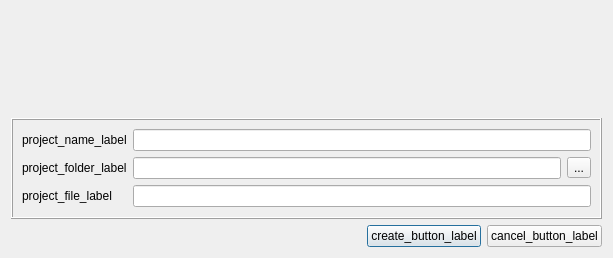
The window that src/ugeneui/src/project_support/ui/CreateNewProjectWidget.ui (violethaze74/ugene) describes before a commit, drawn with Qt 5.
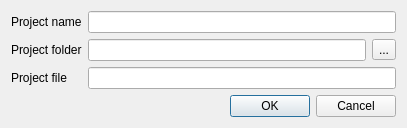
The same window after the commit. Icons and pictures are not drawn.

Commit message: Help system for all dialogs, UI improvements for all dialogs.

Diff of the .ui file:
```diff
--- a/src/ugeneui/src/project_support/ui/CreateNewProjectWidget.ui
+++ b/src/ugeneui/src/project_support/ui/CreateNewProjectWidget.ui
@@ -6,8 +6,8 @@
    <rect>
     <x>0</x>
     <y>0</y>
-    <width>613</width>
-    <height>258</height>
+    <width>407</width>
+    <height>121</height>
    </rect>
   </property>
   <property name="sizePolicy">
@@ -21,30 +21,11 @@
   </property>
   <layout class="QVBoxLayout" name="verticalLayout_2">
    <item>
-    <widget class="QLabel" name="titleLabel">
-     <property name="text">
-      <string/>
-     </property>
-     <property name="pixmap">
-      <pixmap resource="../../../ugeneui.qrc">:/ugene/images/create_new_project.png</pixmap>
-     </property>
-    </widget>
-   </item>
-   <item>
-    <widget class="QFrame" name="frame">
-     <property name="frameShape">
-      <enum>QFrame::Box</enum>
-     </property>
-     <property name="frameShadow">
-      <enum>QFrame::Raised</enum>
-     </property>
-     <layout class="QVBoxLayout" name="verticalLayout">
-      <item>
        <layout class="QGridLayout" name="gridLayout">
         <item row="0" column="0">
          <widget class="QLabel" name="projectNameLabel">
           <property name="text">
-           <string>project_name_label</string>
+        <string>Project name</string>
           </property>
          </widget>
         </item>
@@ -54,7 +35,7 @@
         <item row="1" column="0">
          <widget class="QLabel" name="projectFolderLabel">
           <property name="text">
-           <string>project_folder_label</string>
+        <string>Project folder</string>
           </property>
          </widget>
         </item>
@@ -68,7 +49,7 @@
         <item row="2" column="0">
          <widget class="QLabel" name="projectFileLabel">
           <property name="text">
-           <string>project_file_label</string>
+        <string>Project file</string>
           </property>
          </widget>
         </item>
@@ -80,45 +61,12 @@
         </item>
        </layout>
       </item>
-     </layout>
-    </widget>
-   </item>
    <item>
-    <layout class="QHBoxLayout" name="horizontalLayout">
-     <item>
-      <spacer>
-       <property name="orientation">
-        <enum>Qt::Horizontal</enum>
-       </property>
-       <property name="sizeHint" stdset="0">
-        <size>
-         <width>10</width>
-         <height>10</height>
-        </size>
-       </property>
-      </spacer>
-     </item>
-     <item>
-      <widget class="QPushButton" name="createButton">
-       <property name="text">
-        <string>create_button_label</string>
-       </property>
-       <property name="default">
-        <bool>true</bool>
-       </property>
-      </widget>
-     </item>
-     <item>
-      <widget class="QPushButton" name="cancelButton">
-       <property name="text">
-        <string>cancel_button_label</string>
-       </property>
-       <property name="autoDefault">
-        <bool>true</bool>
-       </property>
-      </widget>
-     </item>
-    </layout>
+    <widget class="QDialogButtonBox" name="buttonBox">
+     <property name="standardButtons">
+      <set>QDialogButtonBox::Cancel|QDialogButtonBox::Ok</set>
+     </property>
+    </widget>
    </item>
   </layout>
  </widget>
```
Left out of the diff: 25 changed lines with no effect on the pictures. Lines whose indentation alone changed are shown as unchanged. The commit also changes 309 other files.
